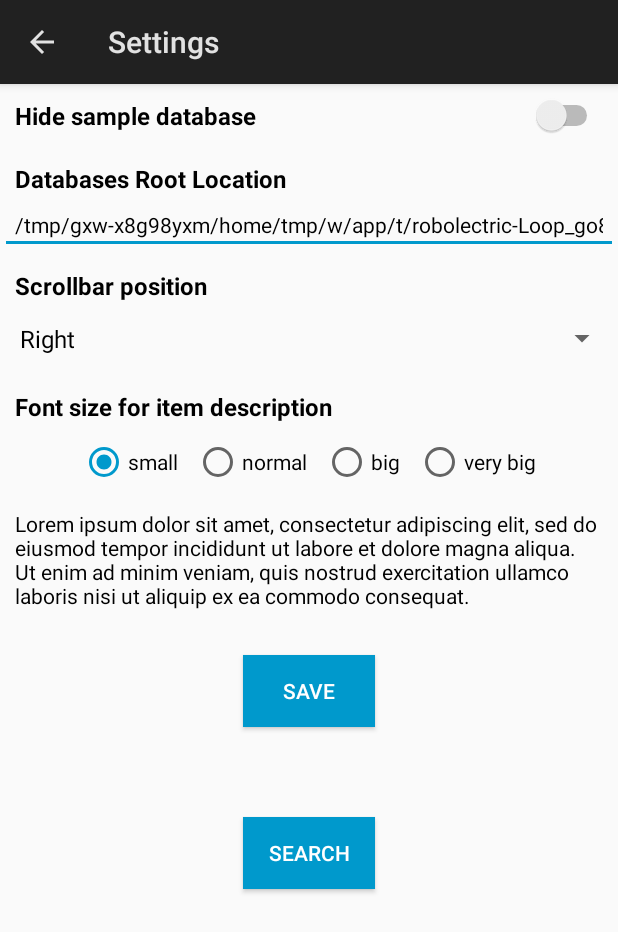
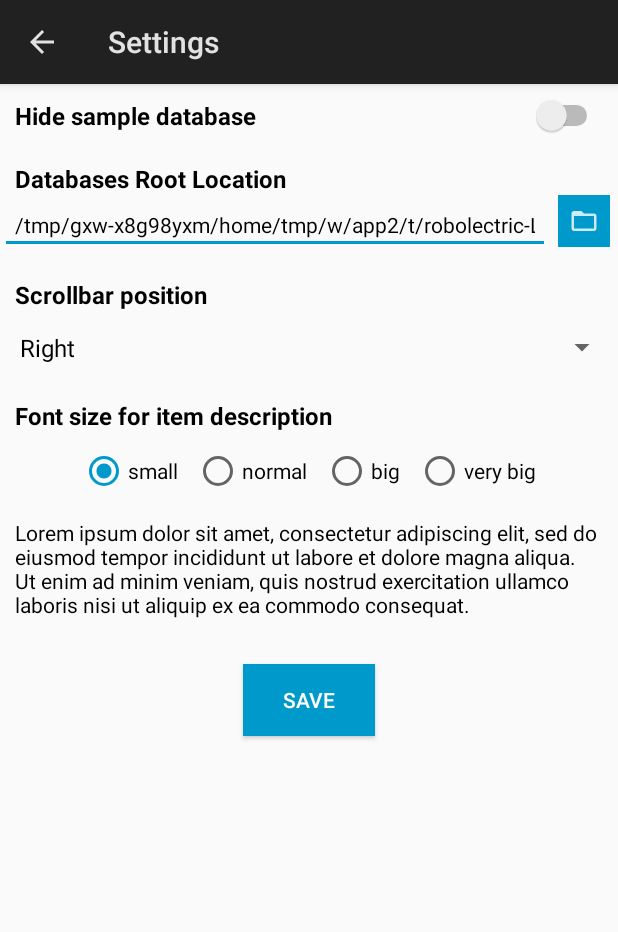
Before and after one commit to avlweb/collectionviewer, an Android app: the Settings screen opened directly, with no data from a screen before it, on a phone screen of 412 x 824 dp. Shown: the top 932 px of the screen. Run offline under Robolectric (Android 15) with nearby library versions, the light colour scheme and no system bars.

Commit message:
Add button in settings to set databases root location

```diff
--- /dev/null
+++ b/app/src/main/res/drawable-anydpi/ic_folder.xml
@@ -0,0 +1,14 @@
+<vector xmlns:android="http://schemas.android.com/apk/res/android"
+    android:width="24dp"
+    android:height="24dp"
+    android:viewportWidth="28.8"
+    android:viewportHeight="28.8"
+    android:tint="#FFFFFF"
+    android:alpha="0.8">
+  <group android:translateX="2.4"
+      android:translateY="2.4">
+      <path
+          android:fillColor="#FF000000"
+          android:pathData="M20,6h-8l-2,-2L4,4c-1.1,0 -1.99,0.9 -1.99,2L2,18c0,1.1 0.9,2 2,2h16c1.1,0 2,-0.9 2,-2L22,8c0,-1.1 -0.9,-2 -2,-2zM20,18L4,18L4,8h16v10z"/>
+  </group>
+</vector>
--- a/app/src/main/res/layout/activity_settings.xml
+++ b/app/src/main/res/layout/activity_settings.xml
@@ -32,17 +32,36 @@
             android:textSize="16sp"
             android:textStyle="bold" />
 
+        <LinearLayout
+            android:layout_width="match_parent"
+            android:layout_height="wrap_content"
+            android:orientation="horizontal">
+
             <EditText
                 android:id="@+id/EditTextRootLocation"
-            android:layout_width="match_parent"
+                android:layout_width="0dp"
                 android:layout_height="wrap_content"
-            android:autofillHints="@string/path_personal_root"
+                android:layout_weight="2"
                 android:hint="@string/path_personal_root"
                 android:inputType="text"
                 android:paddingHorizontal="10dp"
                 android:paddingBottom="10dp"
                 android:textColor="@android:color/black"
                 android:textSize="14sp" />
+
+            <ImageButton
+                android:id="@+id/search"
+                android:layout_width="wrap_content"
+                android:layout_height="wrap_content"
+                android:layout_gravity="end"
+                android:layout_margin="5dp"
+                android:background="@android:color/holo_blue_dark"
+                android:onClick="SearchFolder"
+                android:padding="5dp"
+                android:src="@drawable/ic_folder"
+                android:textColor="@android:color/white" />
+
+        </LinearLayout>
 
         <TextView
             android:id="@+id/TextScrollbar"
@@ -131,18 +150,6 @@
             android:text="@string/save"
             android:textColor="@android:color/white" />
 
-        <Button
-            android:id="@+id/search"
-            android:layout_width="wrap_content"
-            android:layout_height="wrap_content"
-            android:layout_gravity="center"
-            android:layout_margin="30dp"
-            android:background="@android:color/holo_blue_dark"
-            android:onClick="SearchFolder"
-            android:padding="10dp"
-            android:text="Search"
-            android:textColor="@android:color/white" />
-
     </LinearLayout>
 
 </ScrollView>
```
Also changed, not shown: app/src/main/java/com/avlweb/encycloviewer/Settings.java (+33 -9 lines), app/src/main/res/drawable-hdpi/ic_folder.png (added), app/src/main/res/drawable-mdpi/ic_folder.png (added), app/src/main/res/drawable-xhdpi/ic_folder.png (added), app/src/main/res/drawable-xxhdpi/ic_folder.png (added). Lines whose indentation alone changed are shown as unchanged.
